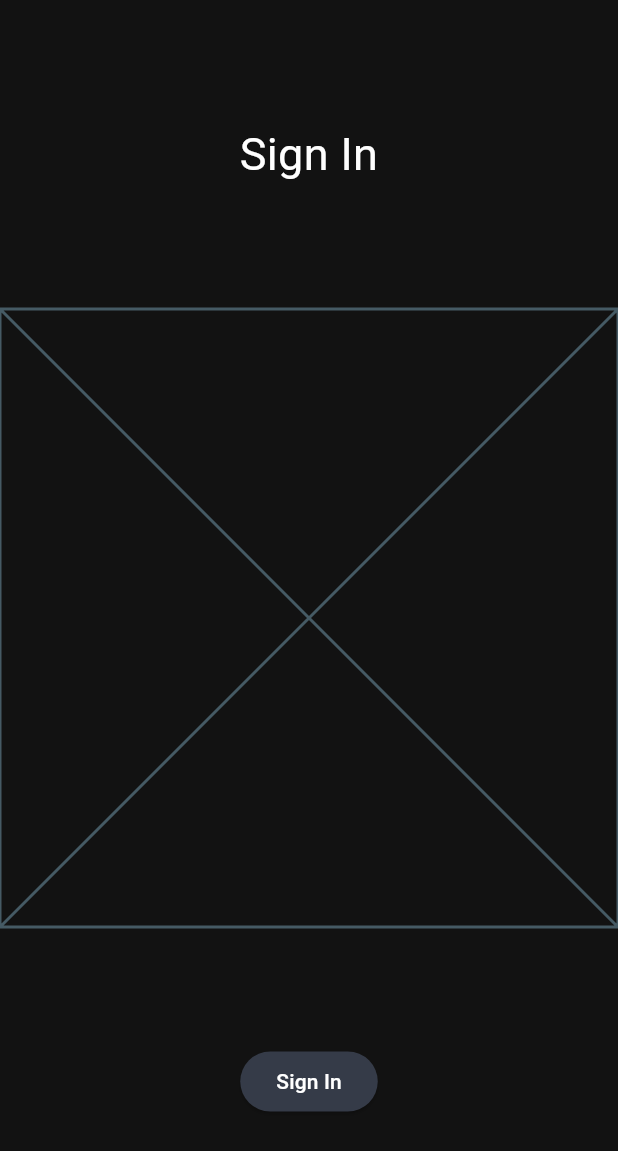
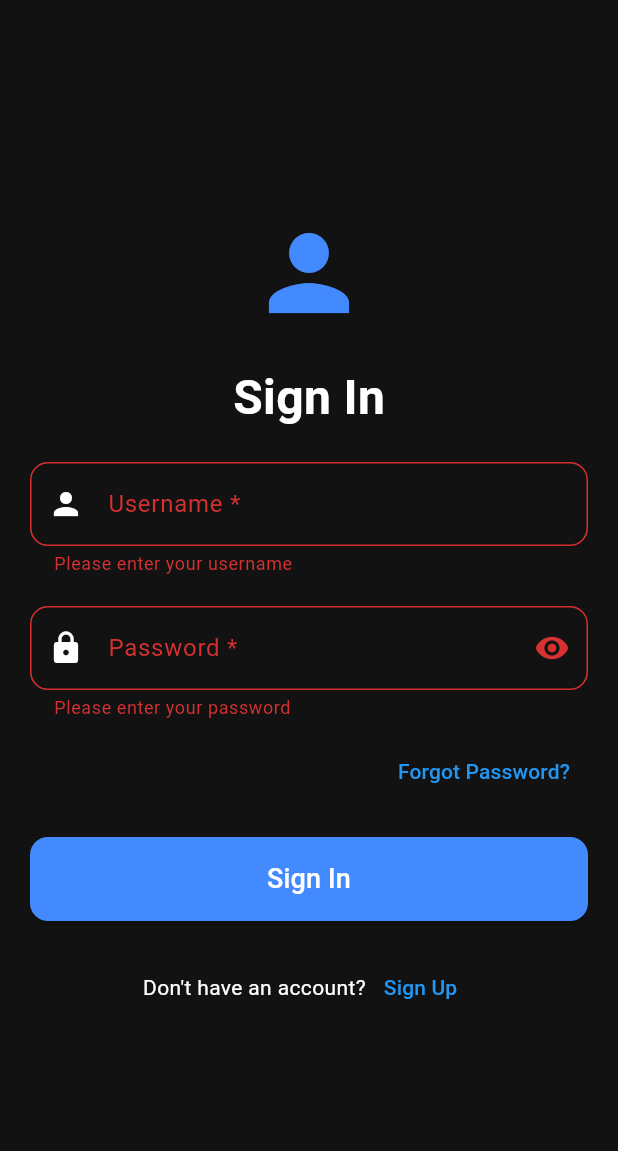
Before and after one commit to studbudz/studbudz, a Flutter app: the screen it shows after launch, after a tap on "Sign In", on a phone screen of 412 x 824 dp. Shown: the top 1151 px of the screen. Run offline on Flutter 3.47's test engine with Material 3 defaults, Android fonts, the phone set to English and light mode, and no system bars; our stand-ins replace flutter_map; missing offline and left inert: bip39.

```diff
--- a/lib/UI/sign_in_page.dart
+++ b/lib/UI/sign_in_page.dart
@@ -8,37 +8,163 @@ class SignInPage extends StatefulWidget {
 }
 
 class _SignInPageState extends State<SignInPage> {
+  final _formKey = GlobalKey<FormState>();
+  final TextEditingController _usernameController = TextEditingController();
+  final TextEditingController _passwordController = TextEditingController();
+  bool _obscurePassword = true;
+
+  void _handleSignIn() {
+    if (_formKey.currentState!.validate()) {
+      // Process login
+      ScaffoldMessenger.of(context).showSnackBar(
+        const SnackBar(content: Text("Signing In...")),
+      );
+      print("Username: ${_usernameController.text}");
+      print("Password: ${_passwordController.text}");
+    }
+  }
+
   @override
   Widget build(BuildContext context) {
+    return Scaffold(
+      body: LayoutBuilder(
+        builder: (context, constraints) {
           return Center(
+            child: SingleChildScrollView(
+              child: Padding(
+                padding: const EdgeInsets.symmetric(horizontal: 20),
+                child: Form(
+                  key: _formKey,
                   child: Column(
+                    mainAxisSize: MainAxisSize.min,
                     children: [
-          //title
-          Expanded(
-            flex: 2,
-            child: Center(
-              child: Text(
+                      // Logo or App Title
+                      const Icon(Icons.person,
+                          size: 80, color: Colors.blueAccent),
+                      const SizedBox(height: 20),
+
+                      // Title
+                      const Text(
                         'Sign In',
-                textAlign: TextAlign.center,
-                style: TextStyle(fontSize: 30),
+                        style: TextStyle(
+                            fontSize: 32, fontWeight: FontWeight.bold),
+                      ),
+                      const SizedBox(height: 20),
+
+                      // Username Field
+                      Flexible(
+                        child: TextFormField(
+                          controller: _usernameController,
+                          decoration: InputDecoration(
+                            labelText: 'Username *',
+                            prefixIcon: const Icon(Icons.person),
+                            border: OutlineInputBorder(
+                              borderRadius: BorderRadius.circular(12),
+                            ),
+                          ),
+                          validator: (value) {
+                            if (value == null || value.isEmpty) {
+                              return 'Please enter your username';
+                            }
+                            return null;
+                          },
+                        ),
+                      ),
+                      const SizedBox(height: 20),
+
+                      // Password Field
+                      Flexible(
+                        child: TextFormField(
+                          controller: _passwordController,
+                          obscureText: _obscurePassword,
+                          decoration: InputDecoration(
+                            labelText: 'Password *',
+                            prefixIcon: const Icon(Icons.lock),
+                            suffixIcon: IconButton(
+                              icon: Icon(
+                                _obscurePassword
+                                    ? Icons.visibility
+                                    : Icons.visibility_off,
+                              ),
+                              onPressed: () {
+                                setState(() {
+                                  _obscurePassword = !_obscurePassword;
+                                });
+                              },
+                            ),
+                            border: OutlineInputBorder(
+                              borderRadius: BorderRadius.circular(12),
+                            ),
+                          ),
+                          validator: (value) {
+                            if (value == null || value.isEmpty) {
+                              return 'Please enter your password';
+                            }
+                            if (value.length < 6) {
+                              return 'Password must be at least 6 characters';
+                            }
+                            return null;
+                          },
+                        ),
+                      ),
+                      const SizedBox(height: 10),
+
+                      // Forgot Password
+                      Align(
+                        alignment: Alignment.centerRight,
+                        child: TextButton(
+                          onPressed: () => print("Forgot Password tapped"),
+                          child: const Text(
+                            "Forgot Password?",
+                            style: TextStyle(color: Colors.blue),
                           ),
                         ),
                       ),
-          //form
-          Expanded(
-            flex: 4,
-            child: Placeholder(),
+
+                      const SizedBox(height: 20),
+
+                      // Sign In Button
+                      Flexible(
+                        flex: 1,
+                        child: SizedBox(
+                          width: double.infinity,
+                          child: ElevatedButton(
+                            onPressed: _handleSignIn,
+                            style: ElevatedButton.styleFrom(
+                              padding: const EdgeInsets.symmetric(vertical: 15),
+                              shape: RoundedRectangleBorder(
+                                borderRadius: BorderRadius.circular(12),
                               ),
-          //button
-          Expanded(
-            flex: 2,
-            child: Center(
-              child: ElevatedButton(
-                  onPressed: () => print('button pressed!'),
-                  child: Text('Sign In')),
+                              backgroundColor: Colors.blueAccent,
+                            ),
+                            child: const Text("Sign In",
+                                style: TextStyle(
+                                    fontSize: 18, color: Colors.white)),
                           ),
                         ),
+                      ),
+
+                      const SizedBox(height: 20),
+
+                      // Don't have an account? Sign Up
+                      Row(
+                        mainAxisAlignment: MainAxisAlignment.center,
+                        children: [
+                          const Text("Don't have an account?"),
+                          TextButton(
+                            onPressed: () => print("Navigate to Sign Up"),
+                            child: const Text("Sign Up",
+                                style: TextStyle(color: Colors.blue)),
+                          ),
                         ],
+                      ),
+                    ],
+                  ),
+                ),
+              ),
+            ),
+          );
+        },
       ),
     );
   }
```
Also changed, not shown: 5 other files. Lines whose indentation alone changed are shown as unchanged.
